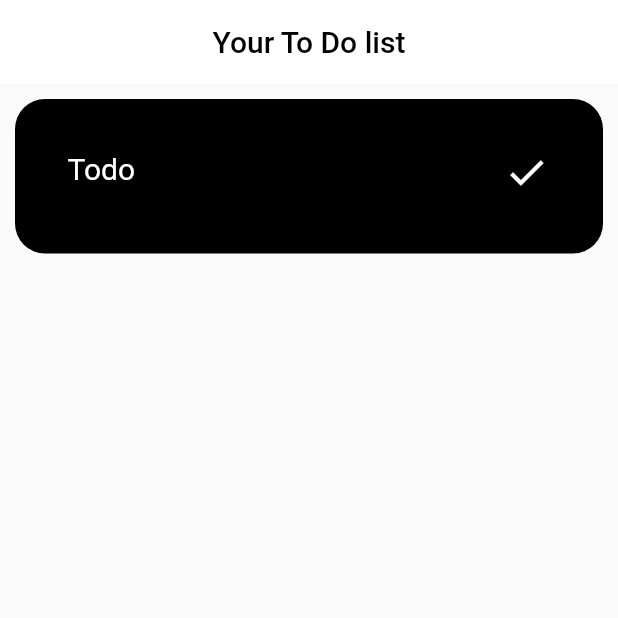
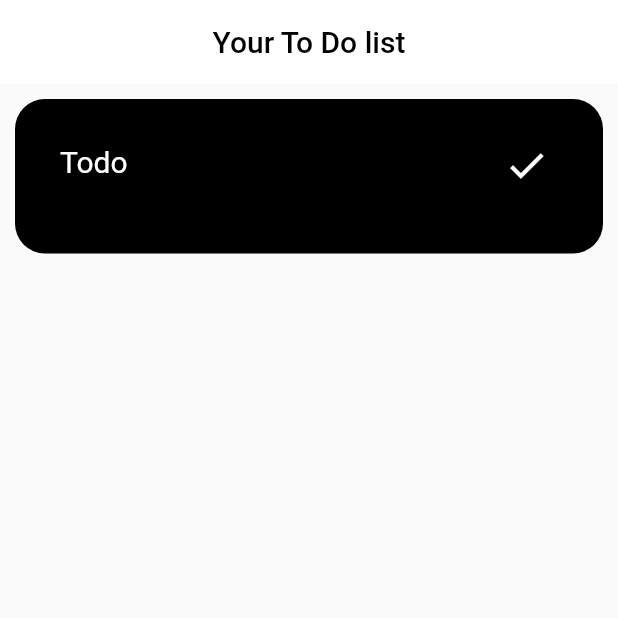
Before and after one commit to RuanEmanuell/alarme, a Flutter app: the CreateScreen screen opened directly, after a tap on the "check" icon, on a phone screen of 412 x 824 dp, the top half of it. Run offline on Flutter 3.47's test engine with Material 2 defaults, Android fonts, the phone set to English and light mode, and no system bars.

Commit message:
finishing code

```diff
--- a/lib/controller/controller.dart
+++ b/lib/controller/controller.dart
@@ -18,7 +18,7 @@ class Controller extends ChangeNotifier {
   }
 
   removeTodo(index) {
-    todos.removeAt(removeIndex);
+    todos.remove(removeIndex);
     notifyListeners();
   }
 }
--- a/lib/screens/home.dart
+++ b/lib/screens/home.dart
@@ -37,21 +37,20 @@ class HomeScreen extends StatelessWidget {
                             height: screenHeight / 8,
                             child: Stack(children: [
                               Container(
-                                margin: const EdgeInsets.all(35),
+                                margin: const EdgeInsets.all(30),
                                 child: Column(children: [
                                   Text("${value.todos[index]}",
                                       style: const TextStyle(color: Colors.white, fontSize: 20)),
                                 ]),
                               ),
                               Container(
-                                  margin: EdgeInsets.only(left: screenWidth / 1.3, top: 25),
+                                  margin: EdgeInsets.only(left: screenWidth / 1.3, top: 20),
                                   child: IconButton(
                                       icon: const Icon(Icons.check, color: Colors.white, size: 30),
                                       onPressed: () {
                                         Provider.of<Controller>(context, listen: false).removeTodo(
-                                            value.removeIndex = value.todos.length > 0
-                                                ? value.todos.indexOf([index]) + 1
-                                                : value.todos.indexOf([index]));
+                                            value.removeIndex = value.todos[index]
+                                        );
                                       }))
                             ]))
                       ]);
```
